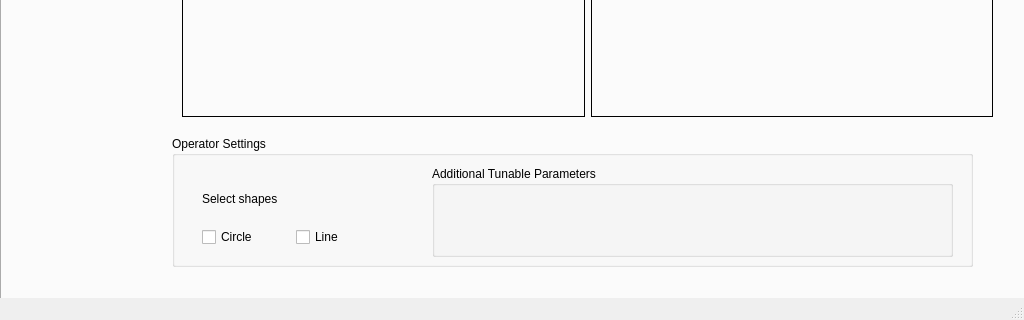
This is MainWindow.ui in Bravewarrior0/Computer-Vision as Qt 5 draws it before an edit; both pictures show x 0 to 1024 and y 380 to 700 of the 1024 by 700 pixel window. The edited form follows.
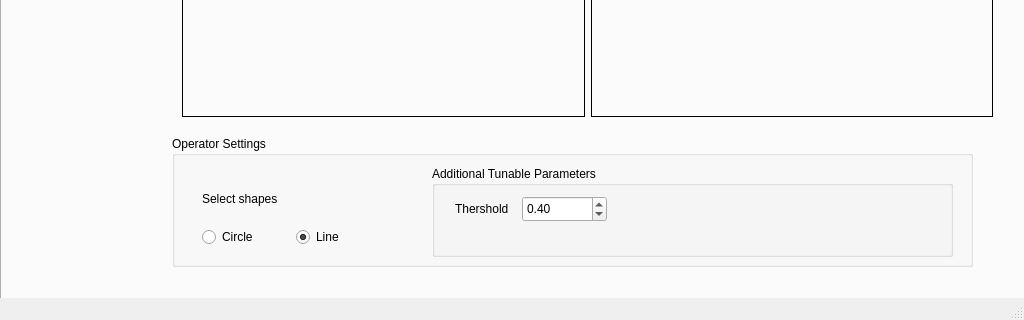
This is the edited form. The open tabs and pages were chosen to show the change. Custom widgets are drawn as their Qt base class.

Commit message: Hough lines 😥😣😣😣

Patch:
```diff
--- a/MainWindow.ui
+++ b/MainWindow.ui
@@ -876,8 +876,43 @@
        <property name="title">
         <string>Additional Tunable Parameters</string>
        </property>
+       <widget class="QLabel" name="label_35">
+        <property name="geometry">
+         <rect>
+          <x>23</x>
+          <y>30</y>
+          <width>62</width>
+          <height>26</height>
+         </rect>
+        </property>
+        <property name="text">
+         <string>Thershold</string>
+        </property>
+       </widget>
+       <widget class="QDoubleSpinBox" name="doubleSpinBox_hough_thershold">
+        <property name="geometry">
+         <rect>
+          <x>90</x>
+          <y>30</y>
+          <width>85</width>
+          <height>26</height>
+         </rect>
+        </property>
+        <property name="decimals">
+         <number>2</number>
+        </property>
+        <property name="maximum">
+         <double>1.000000000000000</double>
+        </property>
+        <property name="singleStep">
+         <double>0.010000000000000</double>
+        </property>
+        <property name="value">
+         <double>0.400000000000000</double>
+        </property>
+       </widget>
       </widget>
-      <widget class="QWidget" name="">
+      <widget class="QWidget" name="layoutWidget">
        <property name="geometry">
         <rect>
          <x>30</x>
@@ -895,23 +930,26 @@
          </widget>
         </item>
         <item row="1" column="0">
-         <widget class="QCheckBox" name="checkBox_circle">
+         <widget class="QRadioButton" name="radioButton_circle">
           <property name="text">
            <string>Circle</string>
           </property>
          </widget>
         </item>
         <item row="1" column="1">
-         <widget class="QCheckBox" name="checkBox_line">
+         <widget class="QRadioButton" name="radioButton_line">
           <property name="text">
            <string>Line</string>
           </property>
+          <property name="checked">
+           <bool>true</bool>
+          </property>
          </widget>
         </item>
        </layout>
       </widget>
      </widget>
-     <widget class="QWidget" name="">
+     <widget class="QWidget" name="layoutWidget">
       <property name="geometry">
        <rect>
         <x>180</x>
```
Left out of the diff: 4 changed lines with no effect on the pictures. The commit also changes 2 other files.
